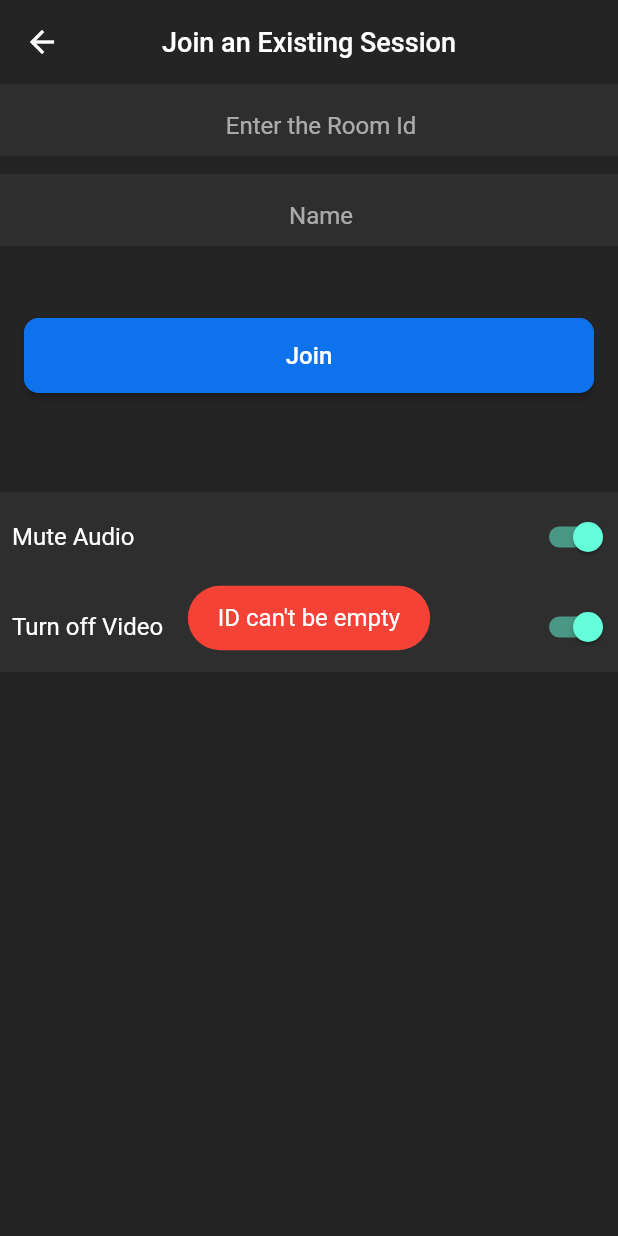
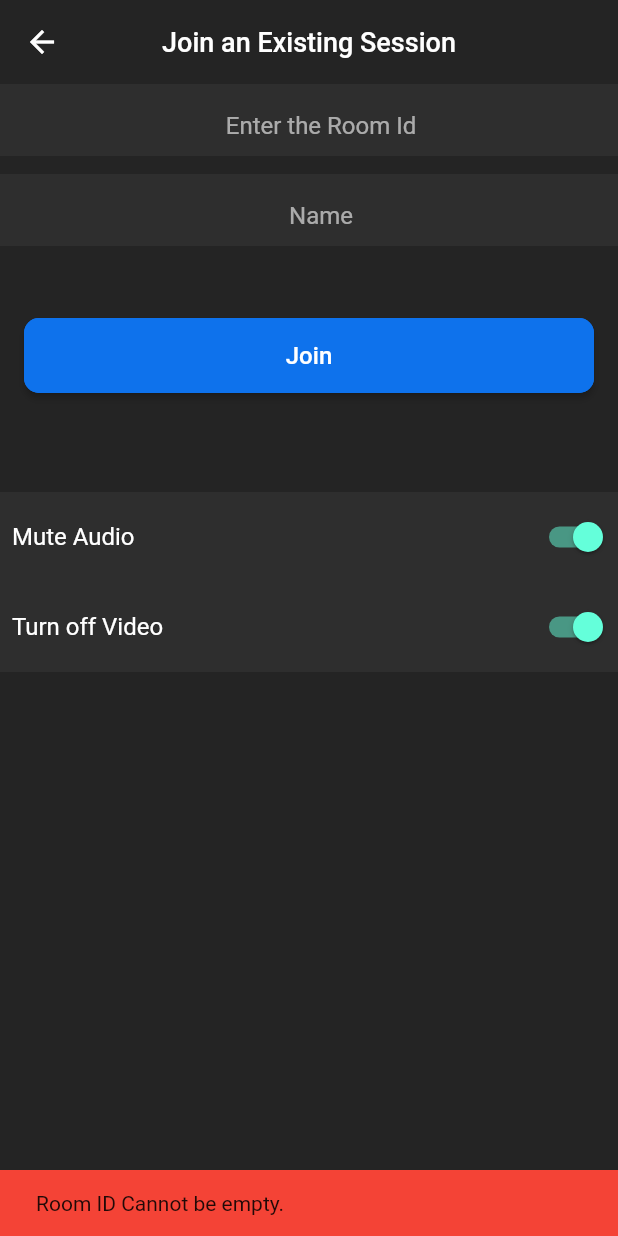
Before and after one commit to tejashwinn/therapy_hut, a Flutter app: the VideoCallScreen screen opened by its route, after a tap on "Join", on a phone screen of 412 x 824 dp. Run offline on Flutter 3.47's test engine with Material 2 defaults, Android fonts, the phone set to English and light mode, and no system bars; our stand-ins replace cloud_firestore, firebase_auth, firebase_core, fluttertoast, google_sign_in; missing offline and left inert: jitsi_meet; accounts and stored records are empty.

Commit message:
change from toast external to snackbar flutter/dart

```diff
--- a/lib/screens/video_call_screen.dart
+++ b/lib/screens/video_call_screen.dart
@@ -52,14 +52,10 @@ class _VideoCallScreenState extends State<VideoCallScreen> {
   }
 
   _showError() {
-    Fluttertoast.showToast(
-        msg: "ID can't be empty",
-        toastLength: Toast.LENGTH_SHORT,
-        gravity: ToastGravity.CENTER,
-        timeInSecForIosWeb: 5,
-        backgroundColor: Colors.red,
-        textColor: Colors.white,
-        fontSize: 16.0);
+    ScaffoldMessenger.of(context).showSnackBar(const SnackBar(
+      content: Text("Room ID Cannot be empty."),
+      backgroundColor: Colors.red,
+    ));
   }
 
   @override
--- /dev/null
+++ b/lib/widgets/history_display_button.dart
@@ -0,0 +1 @@
+import 'package:flutter/material.dart';
```
Also changed, not shown: lib/screens/create_video_call_screen.dart (+4 -8 lines).
